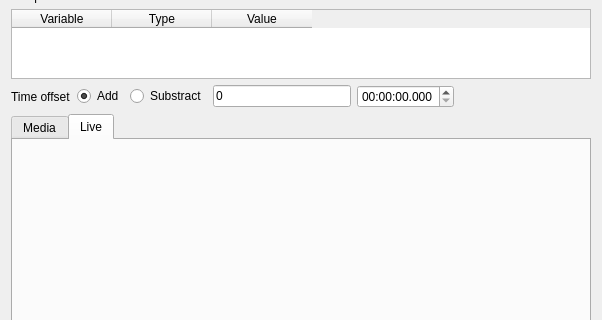
Before: the Qt Designer form observation.ui in olivierfriard/BORIS, drawn with Qt 5; both pictures show x 0 to 602 and y 127 to 447 of the 602 by 658 pixel window.
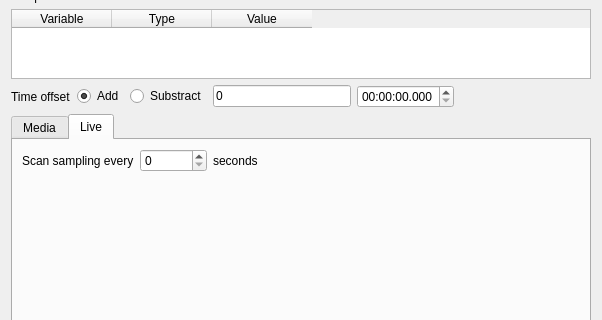
After: the same form once the commit is applied. The open tabs and pages were chosen to show the change.

Commit message: added scan sampling for live observation

The edit to the form file:
```diff
--- a/observation.ui
+++ b/observation.ui
@@ -420,6 +420,63 @@
         <attribute name="title">
          <string>Live</string>
         </attribute>
+        <layout class="QVBoxLayout" name="verticalLayout_5">
+         <item>
+          <layout class="QVBoxLayout" name="verticalLayout_4">
+           <item>
+            <layout class="QHBoxLayout" name="horizontalLayout_3">
+             <item>
+              <widget class="QLabel" name="label_4">
+               <property name="text">
+                <string>Scan sampling every</string>
+               </property>
+              </widget>
+             </item>
+             <item>
+              <widget class="QSpinBox" name="sbScanSampling">
+               <property name="maximum">
+                <number>1000000</number>
+               </property>
+              </widget>
+             </item>
+             <item>
+              <widget class="QLabel" name="label_6">
+               <property name="text">
+                <string>seconds</string>
+               </property>
+              </widget>
+             </item>
+             <item>
+              <spacer name="horizontalSpacer">
+               <property name="orientation">
+                <enum>Qt::Horizontal</enum>
+               </property>
+               <property name="sizeHint" stdset="0">
+                <size>
+                 <width>40</width>
+                 <height>20</height>
+                </size>
+               </property>
+              </spacer>
+             </item>
+            </layout>
+           </item>
+           <item>
+            <spacer name="verticalSpacer_2">
+             <property name="orientation">
+              <enum>Qt::Vertical</enum>
+             </property>
+             <property name="sizeHint" stdset="0">
+              <size>
+               <width>20</width>
+               <height>40</height>
+              </size>
+             </property>
+            </spacer>
+           </item>
+          </layout>
+         </item>
+        </layout>
        </widget>
       </widget>
      </item>
```
The commit also changes 2 other files.
